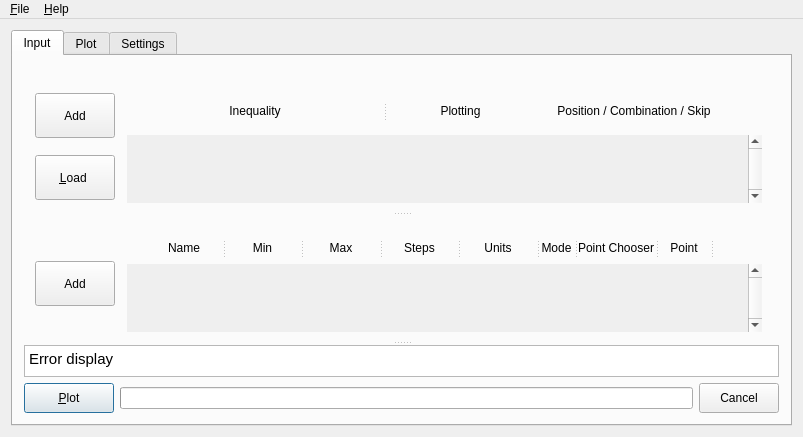
xpcoffee/plotus, file xml/bareminimumplotter.ui: the form before one commit.
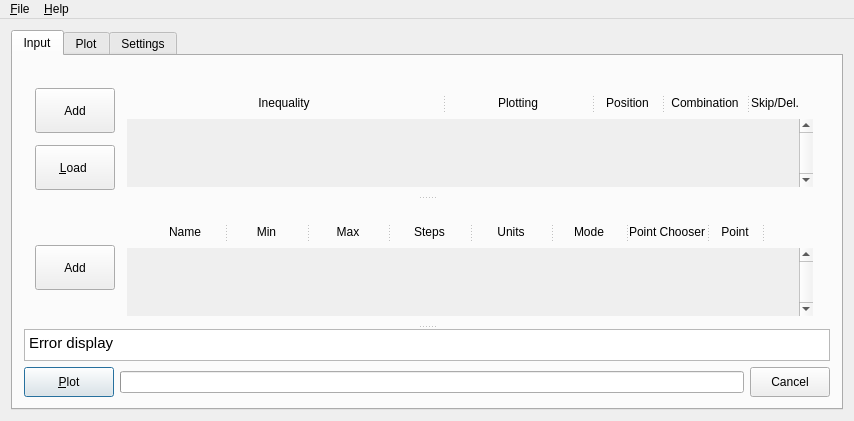
The form after the commit. Icons and pictures are not drawn. Custom widgets are drawn as their Qt base class.

Commit message: more work on UI and splitters. button images.

Diff of the .ui file:
```diff
--- a/xml/bareminimumplotter.ui
+++ b/xml/bareminimumplotter.ui
@@ -6,8 +6,8 @@
    <rect>
     <x>0</x>
     <y>0</y>
-    <width>803</width>
-    <height>393</height>
+    <width>854</width>
+    <height>405</height>
    </rect>
   </property>
   <property name="windowTitle">
@@ -271,7 +271,7 @@
                     <enum>Qt::Horizontal</enum>
                    </property>
                    <property name="handleWidth">
-                    <number>3</number>
+                    <number>5</number>
                    </property>
                    <property name="childrenCollapsible">
                     <bool>false</bool>
@@ -279,7 +279,7 @@
                    <widget class="QLabel" name="label_Inequality">
                     <property name="minimumSize">
                      <size>
-                      <width>241</width>
+                      <width>230</width>
                       <height>0</height>
                      </size>
                     </property>
@@ -290,19 +290,16 @@
                      <set>Qt::AlignCenter</set>
                     </property>
                    </widget>
-                   <widget class="QWidget" name="layoutWidget">
-                    <layout class="QHBoxLayout" name="horizontalLayout_InequalityHeaders_Options">
-                     <item>
                       <widget class="QLabel" name="label_InequalityPlotOption">
                        <property name="minimumSize">
                         <size>
-                         <width>106</width>
+                      <width>105</width>
                          <height>0</height>
                         </size>
                        </property>
                        <property name="maximumSize">
                         <size>
-                         <width>186</width>
+                      <width>180</width>
                          <height>16777215</height>
                         </size>
                        </property>
@@ -313,30 +310,65 @@
                         <set>Qt::AlignCenter</set>
                        </property>
                       </widget>
-                     </item>
-                     <item>
                       <widget class="QLabel" name="label_InequalityVisualization">
                        <property name="minimumSize">
                         <size>
-                         <width>208</width>
+                      <width>65</width>
                          <height>0</height>
                         </size>
                        </property>
                        <property name="maximumSize">
                         <size>
-                         <width>208</width>
+                      <width>65</width>
                          <height>16777215</height>
                         </size>
                        </property>
                        <property name="text">
-                        <string>Position / Combination / Skip</string>
+                     <string>Position</string>
                        </property>
                        <property name="alignment">
                         <set>Qt::AlignCenter</set>
                        </property>
                       </widget>
-                     </item>
-                    </layout>
+                   <widget class="QLabel" name="label">
+                    <property name="minimumSize">
+                     <size>
+                      <width>80</width>
+                      <height>0</height>
+                     </size>
+                    </property>
+                    <property name="maximumSize">
+                     <size>
+                      <width>80</width>
+                      <height>16777215</height>
+                     </size>
+                    </property>
+                    <property name="text">
+                     <string>Combination</string>
+                    </property>
+                    <property name="alignment">
+                     <set>Qt::AlignCenter</set>
+                    </property>
+                   </widget>
+                   <widget class="QLabel" name="label_2">
+                    <property name="minimumSize">
+                     <size>
+                      <width>50</width>
+                      <height>0</height>
+                     </size>
+                    </property>
+                    <property name="maximumSize">
+                     <size>
+                      <width>50</width>
+                      <height>16777215</height>
+                     </size>
+                    </property>
+                    <property name="text">
+                     <string>Skip/Del.</string>
+                    </property>
+                    <property name="alignment">
+                     <set>Qt::AlignCenter</set>
+                    </property>
                    </widget>
                   </widget>
                  </item>
@@ -407,7 +439,7 @@
                    <rect>
                     <x>0</x>
                     <y>0</y>
-                    <width>648</width>
+                    <width>699</width>
                     <height>69</height>
                    </rect>
                   </property>
@@ -689,7 +721,7 @@
                     </property>
                     <property name="minimumSize">
                      <size>
-                      <width>33</width>
+                      <width>70</width>
                       <height>0</height>
                      </size>
                     </property>
@@ -722,6 +754,12 @@
                     </property>
                    </widget>
                    <widget class="QLabel" name="label_VariablePointChooser">
+                    <property name="sizePolicy">
+                     <sizepolicy hsizetype="Preferred" vsizetype="Preferred">
+                      <horstretch>0</horstretch>
+                      <verstretch>0</verstretch>
+                     </sizepolicy>
+                    </property>
                     <property name="minimumSize">
                      <size>
                       <width>50</width>
@@ -893,7 +931,7 @@
                    <rect>
                     <x>0</x>
                     <y>0</y>
-                    <width>648</width>
+                    <width>699</width>
                     <height>69</height>
                    </rect>
                   </property>
@@ -1193,7 +1231,7 @@
     <rect>
      <x>0</x>
      <y>0</y>
-     <width>803</width>
+     <width>854</width>
      <height>21</height>
     </rect>
    </property>
```
Left out of the diff: 177 changed lines with no effect on the pictures. Lines whose indentation alone changed are shown as unchanged. The commit also changes 5 other files.
